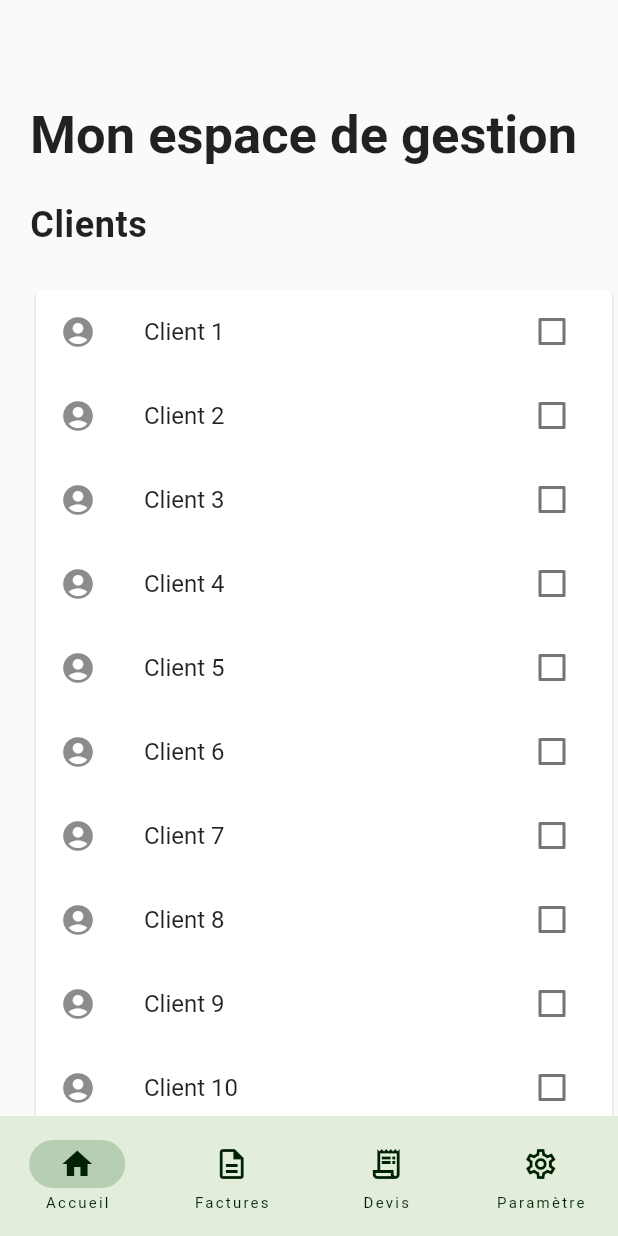
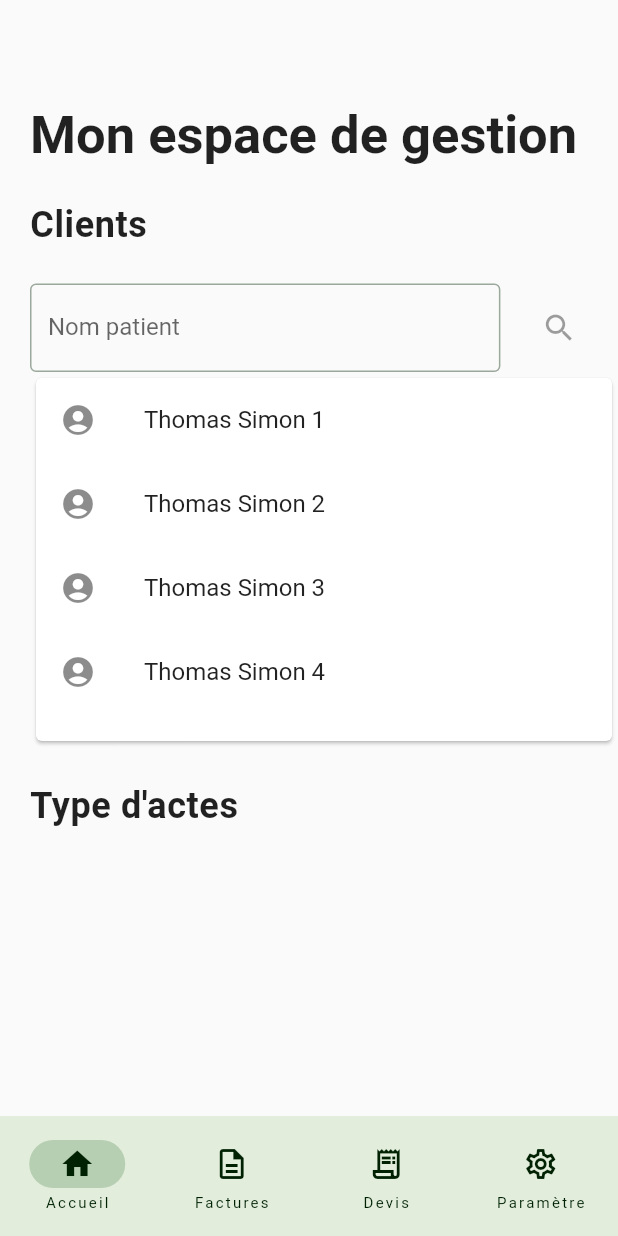
Before and after one commit to avariable2/bordero, a Flutter app: the screen it shows after launch, on a phone screen of 412 x 824 dp. Run offline on Flutter 3.47's test engine with Material 2 defaults, Android fonts, the phone set to English and light mode, and no system bars.

Commit message:
feat: Add search bar

```diff
--- a/lib/accueil.dart
+++ b/lib/accueil.dart
@@ -20,7 +20,6 @@ class MonAccueil extends StatefulWidget {
 }
 
 class _MonAccueilState extends State<MonAccueil> {
-  Map<int, bool> checkboxCheck = <int, bool>{};
 
   @override
   Widget build(BuildContext context) {
@@ -66,8 +65,32 @@ class _MonAccueilState extends State<MonAccueil> {
           height: 25,
         ),
 
+        Row(
+          children: const [
+            Expanded(
+              flex: 8,
+              child: TextField(
+                obscureText: true,
+                decoration: InputDecoration(
+                  border: OutlineInputBorder(),
+                  labelText: 'Nom patient',
+                ),
+              ),
+            ),
+            Expanded(
+              flex: 2,
+              child: IconButton(
+                onPressed: null,
+                icon: Icon(Icons.search)
+              ),
+            ),
+          ],
+        ),
 
-        Card(
+
+        SizedBox(
+          height: 250,
+          child: Card(
             child: ListView(
               scrollDirection: Axis.vertical,
               shrinkWrap: true,
@@ -75,24 +98,15 @@ class _MonAccueilState extends State<MonAccueil> {
               children: [
                 for (int count in List.generate(20, (index) => index + 1))
                   ListTile(
-                  title: Text('Client $count'),
+                    title: Text('Thomas Simon $count'),
                     leading: const Icon(Icons.account_circle_sharp),
-                  selected: checkboxCheck[count]  ?? false,
-                  trailing: Checkbox(
-                    activeColor: Theme.of(context).primaryColor,
-                    value: checkboxCheck[count]  ?? false,
-                    onChanged: (value) {
-                      // update value
-                      setState(() {
-                        checkboxCheck[count] = value!;
-                      });
-                    },
-                  )
+                    onTap: () {},
+
                   ),
               ],
             ),
           ),
-
+        ),
 
 
         const SizedBox(
@@ -104,11 +118,13 @@ class _MonAccueilState extends State<MonAccueil> {
           "Type d'actes",
           style: TextStyle(
             fontSize: 24,
-            //fontWeight: FontWeight.bold,
+            fontWeight: FontWeight.bold,
             inherit: true,
             letterSpacing: 0.4,
           ),
         ),
+
+
       ],
     );
     }
```
Lines whose indentation alone changed are shown as unchanged.
